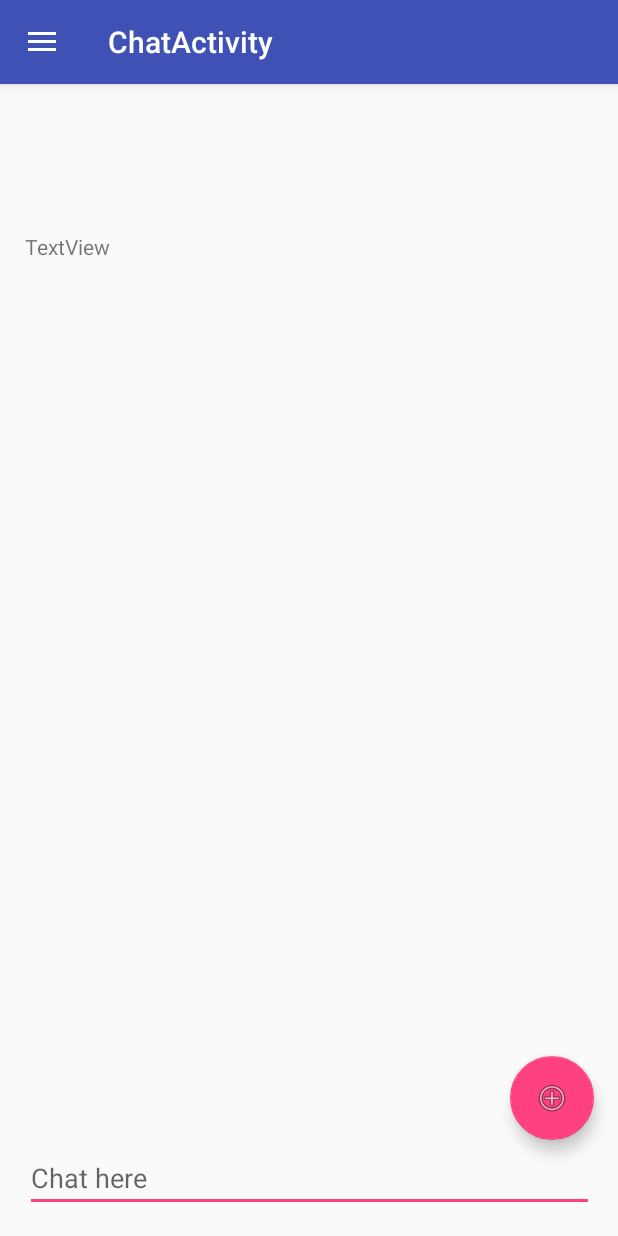
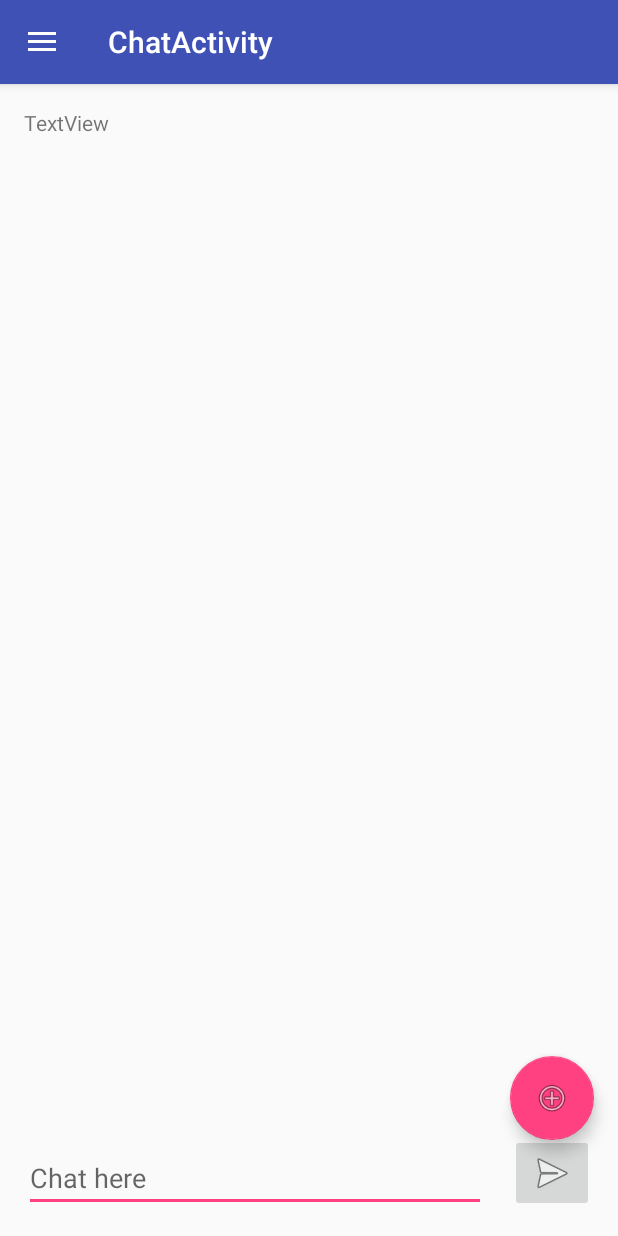
Before and after one commit to Binary-Duo/Mercury, an Android app: the ChatActivity screen opened directly, with no data from a screen before it, on a phone screen of 412 x 824 dp. Run offline under Robolectric (Android 15) with nearby library versions, the phone set to English and light mode, and no system bars.

```diff
--- a/app/src/main/res/layout/activity_entry.xml
+++ b/app/src/main/res/layout/activity_entry.xml
@@ -41,7 +41,7 @@
         android:layout_marginTop="16dp"
         android:ems="10"
         android:hint="@string/serv_hint"
-        android:inputType="textPersonName"
+        android:inputType="textUri"
         app:layout_constraintEnd_toEndOf="parent"
         app:layout_constraintStart_toStartOf="parent"
         app:layout_constraintTop_toBottomOf="@+id/nickBox" />
@@ -51,7 +51,6 @@
         android:layout_width="wrap_content"
         android:layout_height="wrap_content"
         android:layout_marginStart="16dp"
-        android:layout_marginLeft="16dp"
         android:layout_marginTop="16dp"
         android:onClick="toggleAuth"
         android:text="@string/auth_check"
@@ -105,7 +104,6 @@
         android:layout_height="wrap_content"
         android:layout_marginBottom="16dp"
         android:layout_marginEnd="16dp"
-        android:layout_marginRight="16dp"
         android:onClick="loginPress"
         android:text="@string/login_btn"
         app:layout_constraintBottom_toBottomOf="parent"
--- a/app/src/main/res/layout/content_chat.xml
+++ b/app/src/main/res/layout/content_chat.xml
@@ -10,22 +10,24 @@
 
     <EditText
         android:id="@+id/chatBox"
-        android:layout_width="379dp"
+        android:layout_width="0dp"
         android:layout_height="wrap_content"
         android:layout_marginBottom="16dp"
         android:layout_marginEnd="16dp"
         android:layout_marginStart="16dp"
+        android:layout_marginTop="16dp"
         android:ems="10"
         android:hint="@string/chat_hint"
         android:inputType="textShortMessage"
         app:layout_constraintBottom_toBottomOf="parent"
-        app:layout_constraintEnd_toEndOf="parent"
-        app:layout_constraintStart_toStartOf="parent" />
+        app:layout_constraintEnd_toStartOf="@+id/sendButton"
+        app:layout_constraintStart_toStartOf="parent"
+        app:layout_constraintTop_toBottomOf="@+id/textView2" />
 
     <TextView
         android:id="@+id/textView2"
-        android:layout_width="379dp"
-        android:layout_height="509dp"
+        android:layout_width="0dp"
+        android:layout_height="0dp"
         android:layout_marginBottom="16dp"
         android:layout_marginEnd="16dp"
         android:layout_marginStart="16dp"
@@ -35,4 +37,17 @@
         app:layout_constraintEnd_toEndOf="parent"
         app:layout_constraintStart_toStartOf="parent"
         app:layout_constraintTop_toTopOf="parent" />
+
+    <ImageButton
+        android:id="@+id/sendButton"
+        android:layout_width="wrap_content"
+        android:layout_height="wrap_content"
+        android:layout_marginBottom="16dp"
+        android:layout_marginEnd="16dp"
+        android:contentDescription="@string/send_desc"
+        android:onClick="sendPress"
+        app:layout_constraintBottom_toBottomOf="parent"
+        app:layout_constraintEnd_toEndOf="parent"
+        app:srcCompat="@android:drawable/ic_menu_send" />
+
 </android.support.constraint.ConstraintLayout>
--- a/app/src/main/res/values/strings.xml
+++ b/app/src/main/res/values/strings.xml
@@ -9,6 +9,7 @@
     <string name="logo_desc">Binary Duo IRC Logo</string>
     <string name="title_activity_chat">ChatActivity</string>
     <string name="chat_hint">Chat here</string>
+    <string name="send_desc">Send Button</string>
 
     <string name="navigation_drawer_open">Open navigation drawer</string>
     <string name="navigation_drawer_close">Close navigation drawer</string>
```
Also changed, not shown: app/src/main/java/org/teslastemcs/binaryduo/irc/ChatActivity.java (+29 -10 lines).
